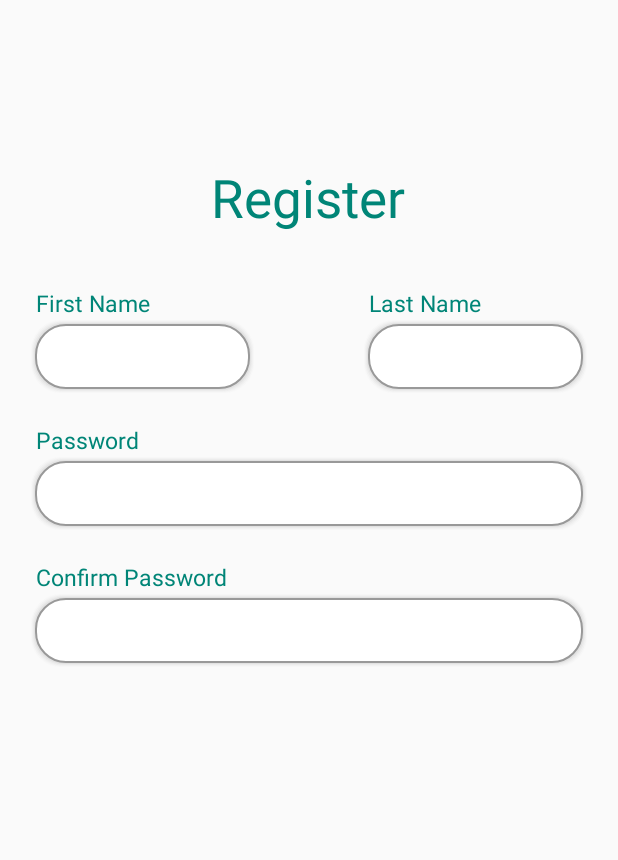
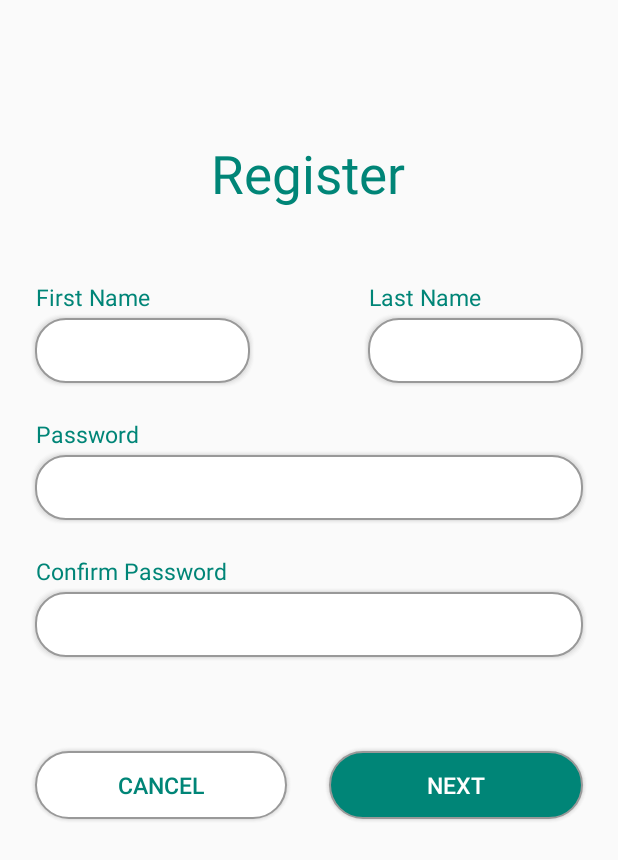
Before and after one commit to papaps/ReSEEipt, an Android app: the screen it shows after launch (RegisterFirstActivity), on a phone screen of 412 x 824 dp. Shown: the top 860 px of the screen. Run offline under Robolectric (Android 15) with nearby library versions, the phone set to English and light mode, and no system bars; Roboto replaces fonts that are not available here.

Commit message:
finished register first part of screen

```diff
--- /dev/null
+++ b/ReSEEipt/app/src/main/res/drawable/rounded_button_blue_50dp.xml
@@ -0,0 +1,92 @@
+<?xml version="1.0" encoding="utf-8"?>
+<layer-list xmlns:android="http://schemas.android.com/apk/res/android" >
+
+    <!-- Drop Shadow Stack -->
+    <item>
+        <shape>
+            <padding
+                android:bottom="1dp"
+                android:left="1dp"
+                android:right="1dp"
+                android:top="1dp" />
+
+            <solid android:color="#00CCCCCC" />
+
+            <corners android:radius="25dp" />
+        </shape>
+    </item>
+    <item>
+        <shape>
+            <padding
+                android:bottom="1dp"
+                android:left="1dp"
+                android:right="1dp"
+                android:top="1dp" />
+
+            <solid android:color="#10CCCCCC" />
+
+            <corners android:radius="25dp" />
+        </shape>
+    </item>
+    <item>
+        <shape>
+            <padding
+                android:bottom="1dp"
+                android:left="1dp"
+                android:right="1dp"
+                android:top="1dp" />
+
+            <solid android:color="#20CCCCCC" />
+
+            <corners android:radius="25dp" />
+        </shape>
+    </item>
+    <item>
+        <shape>
+            <padding
+                android:bottom="1dp"
+                android:left="1dp"
+                android:right="1dp"
+                android:top="1dp" />
+
+            <solid android:color="#30CCCCCC" />
+
+            <corners android:radius="25dp" />
+        </shape>
+    </item>
+    <item>
+        <shape>
+            <padding
+                android:bottom="1dp"
+                android:left="1dp"
+                android:right="1dp"
+                android:top="1dp" />
+
+            <solid android:color="#50CCCCCC" />
+
+            <corners android:radius="25dp" />
+        </shape>
+    </item>
+
+    <!-- Background -->
+    <item>
+        <shape xmlns:android="http://schemas.android.com/apk/res/android"
+            android:padding="10dp"
+            android:shape="rectangle" >
+
+            <solid android:color="@color/colorPrimary" />
+
+            <stroke
+                android:width="1dp"
+                android:color="#999999" />
+
+            <corners
+                android:bottomLeftRadius="25dp"
+                android:bottomRightRadius="25dp"
+                android:topLeftRadius="25dp"
+                android:topRightRadius="25dp" />
+
+        </shape>
+    </item>
+
+</layer-list>
--- /dev/null
+++ b/ReSEEipt/app/src/main/res/drawable/rounded_button_white_50dp.xml
@@ -0,0 +1,92 @@
+<?xml version="1.0" encoding="utf-8"?>
+<layer-list xmlns:android="http://schemas.android.com/apk/res/android" >
+
+    <!-- Drop Shadow Stack -->
+    <item>
+        <shape>
+            <padding
+                android:bottom="1dp"
+                android:left="1dp"
+                android:right="1dp"
+                android:top="1dp" />
+
+            <solid android:color="#00CCCCCC" />
+
+            <corners android:radius="25dp" />
+        </shape>
+    </item>
+    <item>
+        <shape>
+            <padding
+                android:bottom="1dp"
+                android:left="1dp"
+                android:right="1dp"
+                android:top="1dp" />
+
+            <solid android:color="#10CCCCCC" />
+
+            <corners android:radius="25dp" />
+        </shape>
+    </item>
+    <item>
+        <shape>
+            <padding
+                android:bottom="1dp"
+                android:left="1dp"
+                android:right="1dp"
+                android:top="1dp" />
+
+            <solid android:color="#20CCCCCC" />
+
+            <corners android:radius="25dp" />
+        </shape>
+    </item>
+    <item>
+        <shape>
+            <padding
+                android:bottom="1dp"
+                android:left="1dp"
+                android:right="1dp"
+                android:top="1dp" />
+
+            <solid android:color="#30CCCCCC" />
+
+            <corners android:radius="25dp" />
+        </shape>
+    </item>
+    <item>
+        <shape>
+            <padding
+                android:bottom="1dp"
+                android:left="1dp"
+                android:right="1dp"
+                android:top="1dp" />
+
+            <solid android:color="#50CCCCCC" />
+
+            <corners android:radius="25dp" />
+        </shape>
+    </item>
+
+    <!-- Background -->
+    <item>
+        <shape xmlns:android="http://schemas.android.com/apk/res/android"
+            android:padding="10dp"
+            android:shape="rectangle" >
+
+            <solid android:color="#FFF" />
+
+            <stroke
+                android:width="1dp"
+                android:color="#999999" />
+
+            <corners
+                android:bottomLeftRadius="25dp"
+                android:bottomRightRadius="25dp"
+                android:topLeftRadius="25dp"
+                android:topRightRadius="25dp" />
+
+        </shape>
+    </item>
+
+</layer-list>
--- a/ReSEEipt/app/src/main/res/layout/activity_register_first.xml
+++ b/ReSEEipt/app/src/main/res/layout/activity_register_first.xml
@@ -10,7 +10,7 @@
         android:id="@+id/registerText"
         android:layout_width="wrap_content"
         android:layout_height="wrap_content"
-        android:layout_marginTop="108dp"
+        android:layout_marginTop="92dp"
         android:fontFamily="@font/roboto"
         android:text="Register"
         android:textColor="@color/colorPrimary"
@@ -21,9 +21,10 @@
         app:layout_constraintTop_toTopOf="parent" />
 
     <LinearLayout
+        android:id="@+id/linearLayout"
         android:layout_width="match_parent"
         android:layout_height="wrap_content"
-        android:layout_marginTop="36dp"
+        android:layout_marginTop="48dp"
         android:orientation="vertical"
         android:paddingLeft="20dp"
         android:paddingRight="20dp"
@@ -35,14 +36,14 @@
         <RelativeLayout
             android:layout_width="match_parent"
             android:layout_height="wrap_content"
-            android:orientation="horizontal"
-            android:gravity="center">
+            android:gravity="center"
+            android:orientation="horizontal">
 
             <LinearLayout
                 android:layout_width="wrap_content"
                 android:layout_height="wrap_content"
-                android:orientation="vertical"
-                android:layout_alignParentStart = "true">
+                android:layout_alignParentStart="true"
+                android:orientation="vertical">
 
                 <TextView
                     android:id="@+id/firstNameLabel"
@@ -70,8 +71,8 @@
             <LinearLayout
                 android:layout_width="wrap_content"
                 android:layout_height="wrap_content"
-                android:orientation="vertical"
-                android:layout_alignParentEnd = "true">
+                android:layout_alignParentEnd="true"
+                android:orientation="vertical">
 
                 <TextView
                     android:id="@+id/lastNameLabel"
@@ -80,7 +81,7 @@
                     android:layout_marginStart="4dp"
                     android:text="Last Name"
                     android:textColor="@color/colorPrimary"
-                    android:textSize="15sp"/>
+                    android:textSize="15sp" />
 
                 <EditText
                     android:id="@+id/lastNameField"
@@ -100,13 +101,13 @@
 
         <Space
             android:layout_width="match_parent"
-            android:layout_height="20dp"/>
+            android:layout_height="20dp" />
 
         <RelativeLayout
             android:layout_width="match_parent"
             android:layout_height="wrap_content"
-            android:orientation="horizontal"
-            android:gravity="center">
+            android:gravity="center"
+            android:orientation="horizontal">
 
             <LinearLayout
                 android:layout_width="match_parent"
@@ -140,13 +141,13 @@
 
         <Space
             android:layout_width="match_parent"
-            android:layout_height="20dp"/>
+            android:layout_height="20dp" />
 
         <RelativeLayout
             android:layout_width="match_parent"
             android:layout_height="wrap_content"
-            android:orientation="horizontal"
-            android:gravity="center">
+            android:gravity="center"
+            android:orientation="horizontal">
 
             <LinearLayout
                 android:layout_width="match_parent"
@@ -180,5 +181,50 @@
 
     </LinearLayout>
 
+    <LinearLayout
+        android:layout_width="match_parent"
+        android:layout_height="wrap_content"
+        android:layout_marginTop="56dp"
+        android:gravity="center_vertical|center_horizontal"
+        android:orientation="horizontal"
+        android:paddingLeft="20dp"
+        android:paddingRight="20dp"
+        app:layout_constraintEnd_toEndOf="parent"
+        app:layout_constraintHorizontal_bias="0.0"
+        app:layout_constraintStart_toStartOf="parent"
+        app:layout_constraintTop_toBottomOf="@+id/linearLayout">
+
+
+        <Button
+            android:id="@+id/registerFirstCancelButton"
+            android:layout_width="wrap_content"
+            android:layout_height="wrap_content"
+            android:layout_weight="1"
+            android:background="@drawable/rounded_button_white_50dp"
+            android:gravity="center"
+            android:paddingTop="15dp"
+            android:paddingBottom="15dp"
+            android:text="CANCEL"
+            android:textColor="@color/colorPrimary"
+            android:textSize="15sp" />
+
+        <Space
+            android:layout_width="0dp"
+            android:layout_height="match_parent"
+            android:layout_weight="0.25" />
+
+        <Button
+            android:id="@+id/registerFirstNextButton"
+            android:layout_width="wrap_content"
+            android:layout_height="wrap_content"
+            android:layout_weight="1"
+            android:background="@drawable/rounded_button_blue_50dp"
+            android:gravity="center"
+            android:paddingTop="15dp"
+            android:paddingBottom="15dp"
+            android:text="NEXT"
+            android:textColor="#FFFFFF"
+            android:textSize="15sp" />
+    </LinearLayout>
 
 </androidx.constraintlayout.widget.ConstraintLayout>
```
